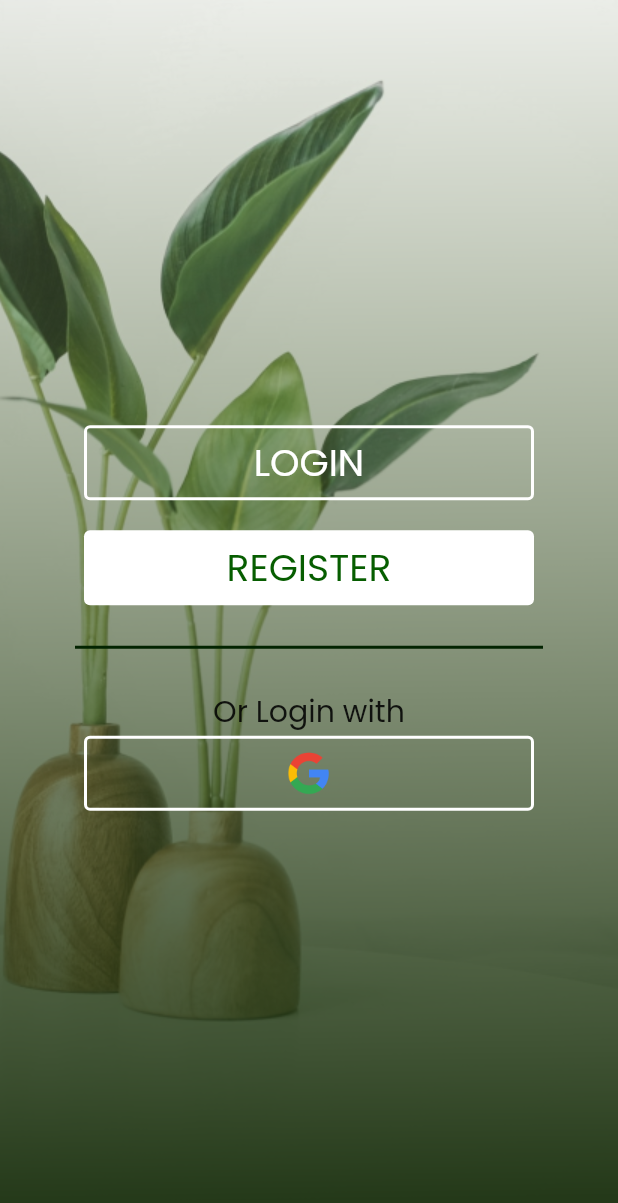
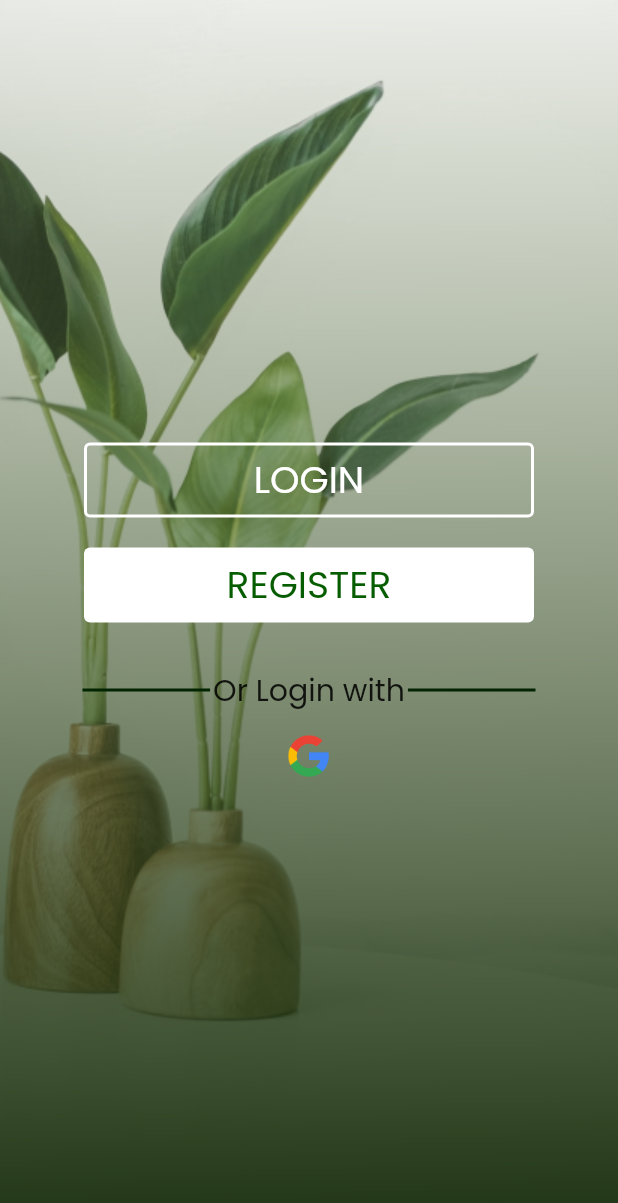
Before and after one commit to teJab-2610/garden_companion, a Flutter app: the screen it shows after launch, on a phone screen of 412 x 824 dp. Shown: the top 1203 px of the screen. Run offline on Flutter 3.47's test engine with Material 2 defaults, Android fonts, the light colour scheme and no system bars; our stand-ins replace firebase_auth, firebase_core, google_sign_in; accounts and stored records are empty.

Commit message:
chaged UI in loginReg page

```diff
--- a/lib/pages/LoginReg.dart
+++ b/lib/pages/LoginReg.dart
@@ -79,42 +79,54 @@
                 ),
               ),
               const SizedBox(
-                height: 20,
+                height: 30,
               ),
-              const Divider(
+              //divider with text in Between lines
+
+              const Padding(
+                padding: EdgeInsets.symmetric(horizontal: 25.0),
+                child: Row(
+                  children: [
+                    Expanded(
+                      child: Divider(
+                        thickness: 2,
                         color: Color.fromARGB(255, 3, 36, 1),
-                thickness: 2,
-                indent: 50,
-                endIndent: 50,
+                        indent: 30,
+                        endIndent: 2,
                       ),
-              const SizedBox(
-                height: 20,
                     ),
-              const Text(
+                    Text(
                       'Or Login with',
                       style: TextStyle(
                         fontSize: 20,
                         fontFamily: 'Poppins',
                       ),
                     ),
+                    Expanded(
+                      child: Divider(
+                        thickness: 2,
+                        color: Color.fromARGB(255, 3, 36, 1),
+                        indent: 2,
+                        endIndent: 30,
+                      ),
+                    ),
+                  ],
+                ),
+              ),
+
               const SizedBox(
-                height: 1,
+                height: 4,
               ),
               ElevatedButton(
                 onPressed: () {
                   //login with google
                   Ggl_signIn().signInWithGoogle();
                 },
-                //Custom google logo as button
+                //Custom google logo as button without borders
 
                 style: ElevatedButton.styleFrom(
                   primary: Colors.transparent,
-                  minimumSize: const Size(300, 50),
-                  //add outline to the box
-                  side: const BorderSide(
-                    color: Colors.white,
-                    width: 2,
-                  ),
+                  minimumSize: const Size(100, 50),
                   elevation: 0,
                   textStyle: const TextStyle(
                     fontFamily: 'Poppins',
@@ -126,29 +138,20 @@
                   height: 30,
                   width: 30,
                 ),
-                //Transparent Button with custom Google Logo image saying and text saying google
-                /*
-                child: Row(
-                  mainAxisAlignment: MainAxisAlignment.center,
-                  children: [
-                    Image.asset(
-                      'assets/images/google_logo.png',
-                      height: 30,
-                      width: 30,
-                    ),
-                    const SizedBox(
-                      width: 10,
-                    ),
-                    const Text(
-                      'Google',
-                      style: TextStyle(
-                        fontSize: 20,
-                        fontFamily: 'Poppins',
-                      ),
-                    ),
-                  ],
-                ),
-                */
+                // style: ElevatedButton.styleFrom(
+                //   primary: Colors.transparent,
+                //   minimumSize: const Size(300, 50),
+                //   //add outline to the box
+                //   side: const BorderSide(
+                //     color: Colors.white,
+                //     width: 2,
+                //   ),
+                //   elevation: 0,
+                //   textStyle: const TextStyle(
+                //     fontFamily: 'Poppins',
+                //     fontSize: 25,
+                //   ),
+                // ),
               ),
             ],
           ),
```
Lines whose indentation alone changed are shown as unchanged.
